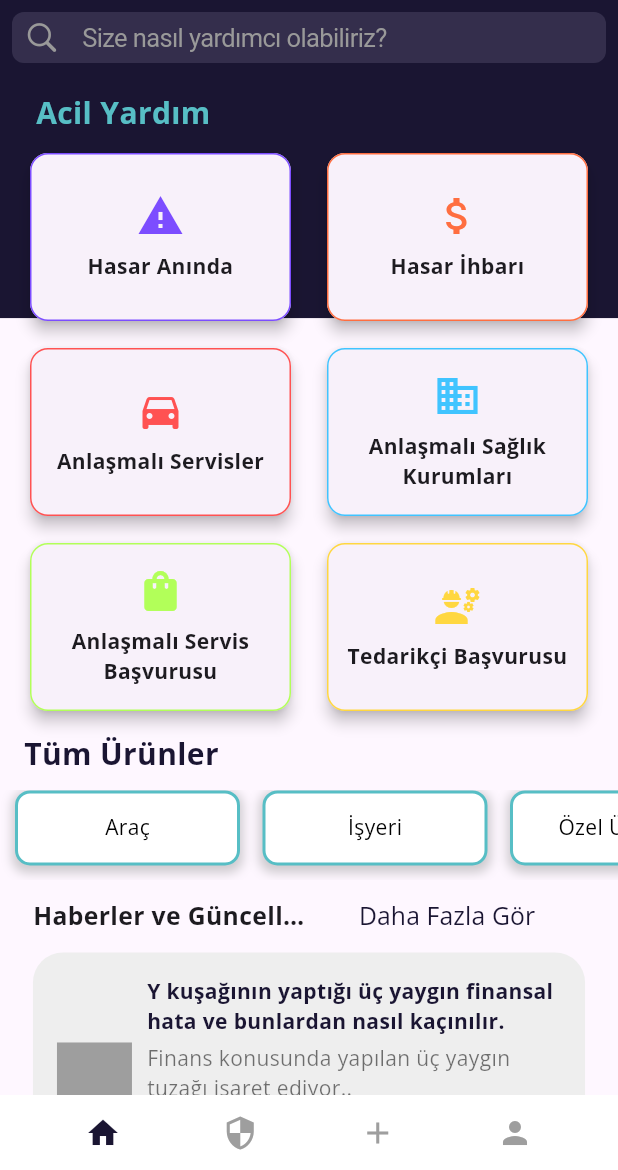
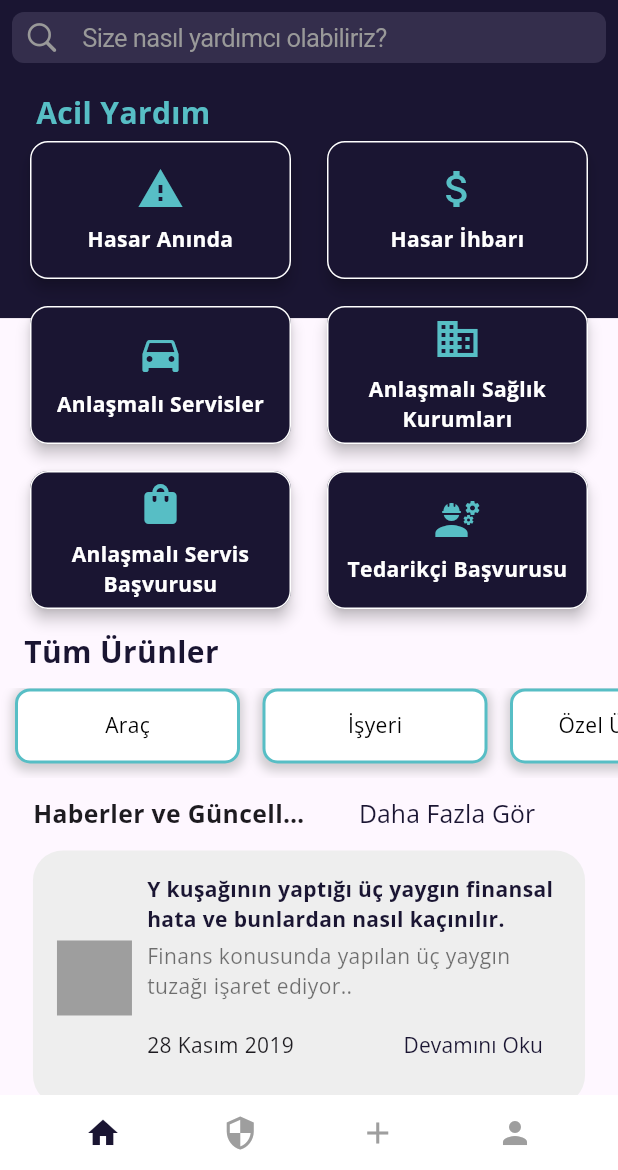
Before and after one commit to furkanaslanslx/insurapp, a Flutter app: the screen it shows after launch, on a phone screen of 412 x 824 dp, the part 66-1236 px from its top. Run offline on Flutter 3.47's test engine with Material 3 defaults, Android fonts, the phone set to English and light mode, and no system bars; drawn by our look-alikes of flutter_zoom_drawer; our stand-ins replace animated_custom_dropdown, flutter_card_swiper, flutter_colorpicker, get, introduction_screen, shared_preferences and 2 more; missing offline and left inert: mobile_scanner; accounts and stored records are empty.

Commit message:
Ana Sayfa güncellemeleri-2

```diff
--- a/lib/v/wdgts/damage_assistance.dart
+++ b/lib/v/wdgts/damage_assistance.dart
@@ -53,26 +53,18 @@ class _DamageAssistanceState extends State<DamageAssistance> {
     },
   ];
 
-  @override
-  void initState() {
-    super.initState();
-  }
-
-  @override
-  void dispose() {
-    super.dispose();
-  }
-
   Widget _buildCard(int index, ThemeNotifier themeNotifier) {
     return SizedBox(
-      height: 120,
+      width: double.infinity,
+      height: 100,
       child: Card(
         elevation: isMovedList[index] ? 8 : 4,
+        color: themeNotifier.primaryColor,
         shape: RoundedRectangleBorder(
           borderRadius: BorderRadius.circular(12),
           side: BorderSide(
-            color: categories[index]["color"],
-            width: isMovedList[index] ? 4 : 1,
+            color: Colors.white,
+            width: isMovedList[index] ? 2 : 1,
           ),
         ),
         child: InkWell(
@@ -95,18 +87,16 @@ class _DamageAssistanceState extends State<DamageAssistance> {
               Icon(
                 categories[index]["icon"],
                 size: 32,
-                color: categories[index]["color"],
+                color: themeNotifier.secondaryColor,
               ),
               const SizedBox(height: 8),
-              Padding(
-                padding: const EdgeInsets.symmetric(horizontal: 8),
-                child: Text(
+              Text(
                 categories[index]["title"],
                 textAlign: TextAlign.center,
                 style: const TextStyle(
                   fontSize: 14,
                   fontWeight: FontWeight.bold,
-                  ),
+                  color: Colors.white,
                 ),
               ),
             ],
@@ -116,49 +106,72 @@ class _DamageAssistanceState extends State<DamageAssistance> {
     );
   }
 
-  Widget _buildOptions(int? index, int rowIndex) {
-    final options = index != null ? categories[index]["options"] as List<dynamic> : [];
-    final isVisible = selectedIndex != null && selectedIndex! ~/ 2 == rowIndex;
-    final color = index != null ? categories[index]["color"] : Colors.transparent;
+  Widget _buildOptions(int index, int rowIndex) {
+    return Consumer<ThemeNotifier>(
+      builder: (context, themeNotifier, child) {
+        final firstIndex = rowIndex * 2;
+        final secondIndex = firstIndex + 1;
+        final isFirstSelected = selectedIndex == firstIndex;
+        final isSecondSelected = selectedIndex == secondIndex && secondIndex < categories.length;
 
-    return AnimatedOpacity(
+        return Stack(
+          children: [
+            AnimatedOpacity(
               duration: const Duration(milliseconds: 300),
-      opacity: isVisible ? 1.0 : 0.0,
-      child: AnimatedContainer(
+              opacity: isFirstSelected ? 1.0 : 0.0,
+              child: _buildOptionsList(firstIndex, themeNotifier),
+            ),
+            if (secondIndex < categories.length)
+              AnimatedOpacity(
+                duration: const Duration(milliseconds: 300),
+                opacity: isSecondSelected ? 1.0 : 0.0,
+                child: _buildOptionsList(secondIndex, themeNotifier),
+              ),
+          ],
+        );
+      },
+    );
+  }
+
+  Widget _buildOptionsList(int index, ThemeNotifier themeNotifier) {
+    final options = categories[index]["options"] as List<dynamic>;
+    return AnimatedContainer(
       duration: const Duration(milliseconds: 300),
       curve: Curves.easeOut,
-        margin: const EdgeInsets.symmetric(horizontal: 16),
-        height: isVisible ? (options.length * 48.0) : 0,
+      margin: EdgeInsets.only(left: 4, right: 4, bottom: selectedIndex == index ? 16 : 0),
+      height: selectedIndex == index ? (options.length * 48.0) : 0,
       decoration: BoxDecoration(
         color: Colors.grey[100],
         borderRadius: BorderRadius.circular(8),
-          border: Border.all(color: color, width: 1),
+        border: Border.all(
+          color: themeNotifier.primaryColor,
+          width: 2,
         ),
-        child: ListView.builder(
+      ),
+      clipBehavior: Clip.antiAlias,
+      child: SingleChildScrollView(
         physics: const NeverScrollableScrollPhysics(),
-          padding: EdgeInsets.zero,
-          itemCount: options.length,
-          itemBuilder: (context, optionIndex) {
-            final option = options[optionIndex];
-            return ListTile(
+        child: Column(
+          children: options
+              .map((option) => ListTile(
                     dense: true,
                     title: Text(
                       option.toString(),
                       style: TextStyle(
                         fontSize: 12,
-                  color: color,
+                        color: themeNotifier.primaryColor,
                       ),
                     ),
                     trailing: Icon(
                       Icons.arrow_forward_ios,
                       size: 12,
-                color: color,
+                      color: themeNotifier.primaryColor,
                     ),
                     onTap: () {
                       // TODO: Handle option tap
                     },
-            );
-          },
+                  ))
+              .toList(),
         ),
       ),
     );
@@ -176,9 +189,10 @@ class _DamageAssistanceState extends State<DamageAssistance> {
               child: Text("Acil Yardım", style: TextStyle(fontSize: 20, fontWeight: FontWeight.bold, color: themeNotifier.secondaryColor)),
             ),
             Padding(
-              padding: const EdgeInsets.only(left: 16.0, right: 16.0, top: 8.0),
+              padding: const EdgeInsets.only(left: 16.0, right: 16.0),
               child: ListView.builder(
                 shrinkWrap: true,
+                padding: EdgeInsets.zero,
                 physics: const NeverScrollableScrollPhysics(),
                 itemCount: (categories.length / 2).ceil(),
                 itemBuilder: (context, rowIndex) {
@@ -205,7 +219,7 @@ class _DamageAssistanceState extends State<DamageAssistance> {
                             ),
                         ],
                       ),
-                      _buildOptions(selectedIndex, rowIndex),
+                      _buildOptions(rowIndex * 2, rowIndex),
                     ],
                   );
                 },
```
Also changed, not shown: 46 other files. Lines whose indentation alone changed are shown as unchanged.
